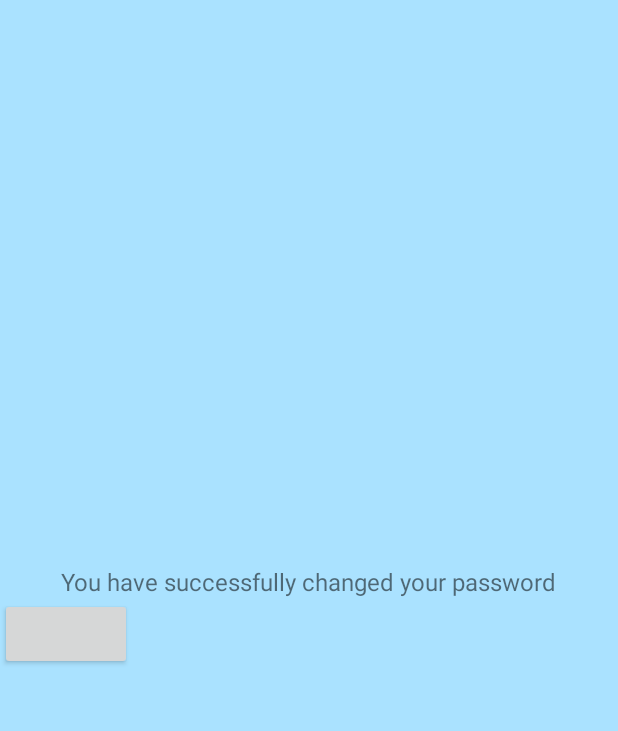
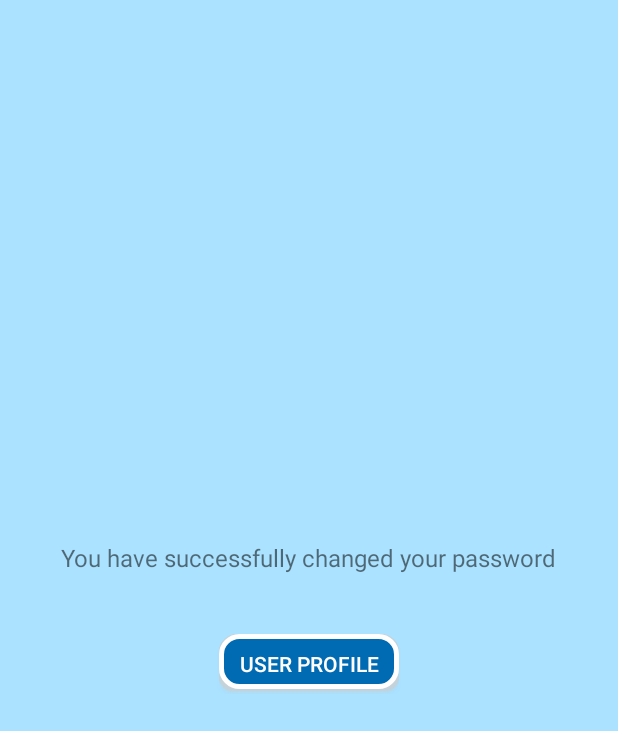
Before and after one commit to anuships/SHIPS-Group, an Android app: the ConfirmeChangePW screen opened directly, with no data from a screen before it, on a phone screen of 412 x 824 dp. Shown: the top 731 px of the screen. Run offline under Robolectric (Android 15) with nearby library versions, the light colour scheme and no system bars.

Commit message:
added 'confirm changed PW' page

```diff
--- a/AndroidApp/app/src/main/res/layout/activity_confirme_change_pw.xml
+++ b/AndroidApp/app/src/main/res/layout/activity_confirme_change_pw.xml
@@ -26,8 +26,15 @@
                 android:layout_gravity="center"/>
 
             <Button
-                android:layout_width="wrap_content"
-                android:layout_height="wrap_content" />
+                android:layout_width="120dp"
+                android:layout_height="40dp"
+                android:text="User Profile"
+                android:id="@+id/goToUserProfile"
+                android:background="@drawable/roundedbutton"
+                android:paddingBottom="0dp"
+                android:textColor="#FFFFFF"
+                android:layout_marginTop="40dp"
+                android:layout_gravity="center" />
         </LinearLayout>
 
 
```
